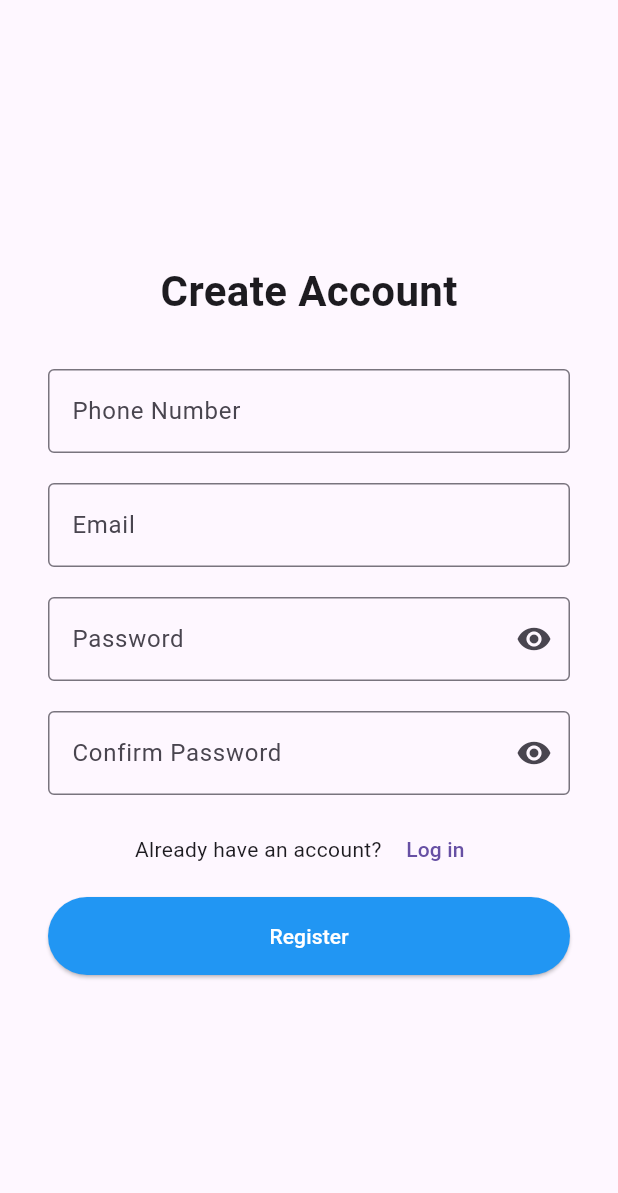
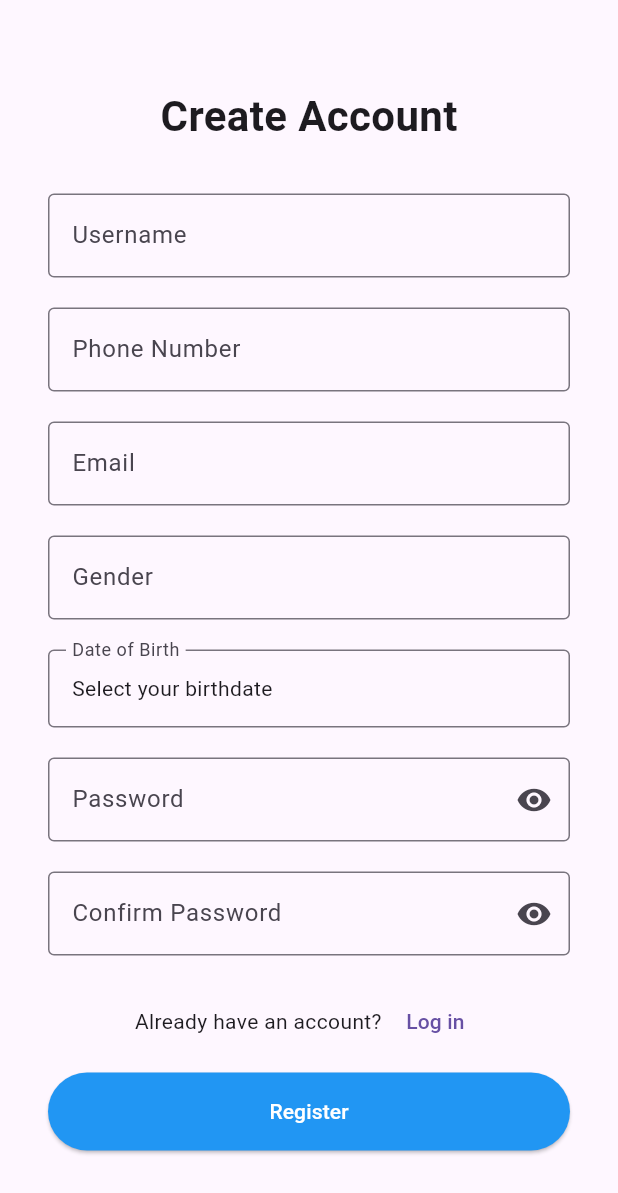
Before and after one commit to ivy159205/fe-mobile, a Flutter app: the RegisterPage screen opened directly, on a phone screen of 412 x 824 dp. Shown: the top 1193 px of the screen. Run offline on Flutter 3.47's test engine with Material 3 defaults, Android fonts, the phone set to English and light mode, and no system bars; our stand-ins replace fl_chart.

Commit message:
xong màn hình register

```diff
--- a/lib/addTarget.dart
+++ b/lib/addTarget.dart
@@ -19,6 +19,8 @@ void main() {
 }
 
 class AddTargetScreen extends StatefulWidget {
+  const AddTargetScreen({super.key});
+
   @override
   _AddTargetScreenState createState() => _AddTargetScreenState();
 }
--- a/lib/dashboard.dart
+++ b/lib/dashboard.dart
@@ -12,6 +12,8 @@ void main() {
 }
 
 class HealthDashboardApp extends StatelessWidget {
+  const HealthDashboardApp({super.key});
+
   @override
   Widget build(BuildContext context) {
     return MaterialApp(
@@ -34,6 +36,8 @@ class DashboardScreen extends StatelessWidget {
     {"title": "Steps", "value": "8,500 bước"},
     {"title": "Calories", "value": "320 kcal"},
   ];
+
+  DashboardScreen({super.key});
 
   void _handleButtonPress(BuildContext context, String name) {
     if (name == "Progress Record") {
--- a/lib/heath_record_list.dart
+++ b/lib/heath_record_list.dart
@@ -10,7 +10,7 @@ import 'health_info_screen.dart';
 import 'login.dart';
 
 class HealthRecordListScreen extends StatefulWidget {
-  const HealthRecordListScreen({Key? key}) : super(key: key);
+  const HealthRecordListScreen({super.key});
 
   @override
   State<HealthRecordListScreen> createState() => _HealthRecordListScreenState();
--- a/lib/login.dart
+++ b/lib/login.dart
@@ -1,7 +1,6 @@
 import 'package:flutter/material.dart';
 import 'dashboard.dart';
 import 'register.dart';
-import 'health_info_screen.dart';
 import 'reset_password.dart';
 
 
--- a/lib/register.dart
+++ b/lib/register.dart
@@ -1,4 +1,6 @@
+import 'dart:convert';
 import 'package:flutter/material.dart';
+import 'package:http/http.dart' as http;
 
 class RegisterPage extends StatefulWidget {
   const RegisterPage({super.key});
@@ -8,11 +10,58 @@ class RegisterPage extends StatefulWidget {
 }
 
 class _RegisterPageState extends State<RegisterPage> {
+  final _usernameController = TextEditingController();
   final _phoneController = TextEditingController();
   final _emailController = TextEditingController();
+  final _genderController = TextEditingController();
   final _passwordController = TextEditingController();
   final _confirmPasswordController = TextEditingController();
+  DateTime? _selectedDate;
   bool _obscurePassword = true;
+
+  Future<void> _register() async {
+    if (_passwordController.text != _confirmPasswordController.text) {
+      ScaffoldMessenger.of(context).showSnackBar(
+        const SnackBar(content: Text("Passwords do not match")),
+      );
+      return;
+    }
+
+    final url = Uri.parse('http://10.0.2.2:8286/api/auth/register');
+
+    final body = {
+      "username": _usernameController.text.trim(),
+      "password": _passwordController.text,
+      "email": _emailController.text.trim(),
+      "phoneNumber": _phoneController.text.trim(),
+      "gender": _genderController.text.trim(),
+      "dob": _selectedDate?.toIso8601String().split('T').first ?? '',
+      "role": "user"
+    };
+
+    try {
+      final response = await http.post(
+        url,
+        headers: {"Content-Type": "application/json"},
+        body: jsonEncode(body),
+      );
+
+      if (response.statusCode == 200) {
+        ScaffoldMessenger.of(context).showSnackBar(
+          const SnackBar(content: Text("Registration successful")),
+        );
+        Navigator.pop(context);
+      } else {
+        ScaffoldMessenger.of(context).showSnackBar(
+          SnackBar(content: Text("Failed: ${response.body}")),
+        );
+      }
+    } catch (e) {
+      ScaffoldMessenger.of(context).showSnackBar(
+        SnackBar(content: Text("Error: $e")),
+      );
+    }
+  }
 
   @override
   Widget build(BuildContext context) {
@@ -28,6 +77,18 @@ class _RegisterPageState extends State<RegisterPage> {
                 style: TextStyle(fontSize: 28, fontWeight: FontWeight.bold),
               ),
               const SizedBox(height: 32),
+
+              // Username
+              TextField(
+                controller: _usernameController,
+                decoration: const InputDecoration(
+                  labelText: 'Username',
+                  border: OutlineInputBorder(),
+                ),
+              ),
+              const SizedBox(height: 20),
+
+              // Phone
               TextField(
                 controller: _phoneController,
                 keyboardType: TextInputType.phone,
@@ -38,6 +99,8 @@ class _RegisterPageState extends State<RegisterPage> {
                 ),
               ),
               const SizedBox(height: 20),
+
+              // Email
               TextField(
                 controller: _emailController,
                 decoration: const InputDecoration(
@@ -47,6 +110,48 @@ class _RegisterPageState extends State<RegisterPage> {
                 ),
               ),
               const SizedBox(height: 20),
+
+              // Gender
+              TextField(
+                controller: _genderController,
+                decoration: const InputDecoration(
+                  labelText: 'Gender',
+                  hintText: 'e.g. Male/Female/Other',
+                  border: OutlineInputBorder(),
+                ),
+              ),
+              const SizedBox(height: 20),
+
+              // DOB
+              InkWell(
+                onTap: () async {
+                  DateTime? picked = await showDatePicker(
+                    context: context,
+                    initialDate: DateTime(2000),
+                    firstDate: DateTime(1900),
+                    lastDate: DateTime.now(),
+                  );
+                  if (picked != null) {
+                    setState(() {
+                      _selectedDate = picked;
+                    });
+                  }
+                },
+                child: InputDecorator(
+                  decoration: const InputDecoration(
+                    labelText: 'Date of Birth',
+                    border: OutlineInputBorder(),
+                  ),
+                  child: Text(
+                    _selectedDate == null
+                        ? 'Select your birthdate'
+                        : "${_selectedDate!.year}-${_selectedDate!.month.toString().padLeft(2, '0')}-${_selectedDate!.day.toString().padLeft(2, '0')}",
+                  ),
+                ),
+              ),
+              const SizedBox(height: 20),
+
+              // Password
               TextField(
                 controller: _passwordController,
                 obscureText: _obscurePassword,
@@ -55,9 +160,7 @@ class _RegisterPageState extends State<RegisterPage> {
                   border: const OutlineInputBorder(),
                   suffixIcon: IconButton(
                     icon: Icon(
-                      _obscurePassword
-                          ? Icons.visibility
-                          : Icons.visibility_off,
+                      _obscurePassword ? Icons.visibility : Icons.visibility_off,
                     ),
                     onPressed: () {
                       setState(() {
@@ -68,6 +171,8 @@ class _RegisterPageState extends State<RegisterPage> {
                 ),
               ),
               const SizedBox(height: 20),
+
+              // Confirm Password
               TextField(
                 controller: _confirmPasswordController,
                 obscureText: _obscurePassword,
@@ -76,9 +181,7 @@ class _RegisterPageState extends State<RegisterPage> {
                   border: const OutlineInputBorder(),
                   suffixIcon: IconButton(
                     icon: Icon(
-                      _obscurePassword
-                          ? Icons.visibility
-                          : Icons.visibility_off,
+                      _obscurePassword ? Icons.visibility : Icons.visibility_off,
                     ),
                     onPressed: () {
                       setState(() {
@@ -89,7 +192,9 @@ class _RegisterPageState extends State<RegisterPage> {
                 ),
               ),
 
-              const SizedBox(height: 12),
+              const SizedBox(height: 20),
+
+              // Login redirect
               Row(
                 mainAxisAlignment: MainAxisAlignment.center,
                 children: [
@@ -102,13 +207,14 @@ class _RegisterPageState extends State<RegisterPage> {
                   ),
                 ],
               ),
-              const SizedBox(height: 8),
+
+              const SizedBox(height: 10),
+
+              // Register Button
               SizedBox(
                 width: double.infinity,
                 child: ElevatedButton(
-                  onPressed: () {
-                    // TODO: Xử lý đăng ký
-                  },
+                  onPressed: _register,
                   style: ElevatedButton.styleFrom(
                     backgroundColor: Colors.blue,
                     padding: const EdgeInsets.symmetric(vertical: 16),
--- a/lib/sidebar.dart
+++ b/lib/sidebar.dart
@@ -11,6 +11,8 @@ void main() {
 }
 
 class SidebarWithBottomNav extends StatefulWidget {
+  const SidebarWithBottomNav({super.key});
+
   @override
   _SidebarWithBottomNavState createState() => _SidebarWithBottomNavState();
 }
--- a/pubspec.yaml
+++ b/pubspec.yaml
@@ -31,6 +31,7 @@ dependencies:
   flutter:
     sdk: flutter
   intl: ^0.19.0
+  http: ^0.13.6
 
   # The following adds the Cupertino Icons font to your application.
   # Use with the CupertinoIcons class for iOS style icons.
```
Also changed, not shown: pubspec.lock.
